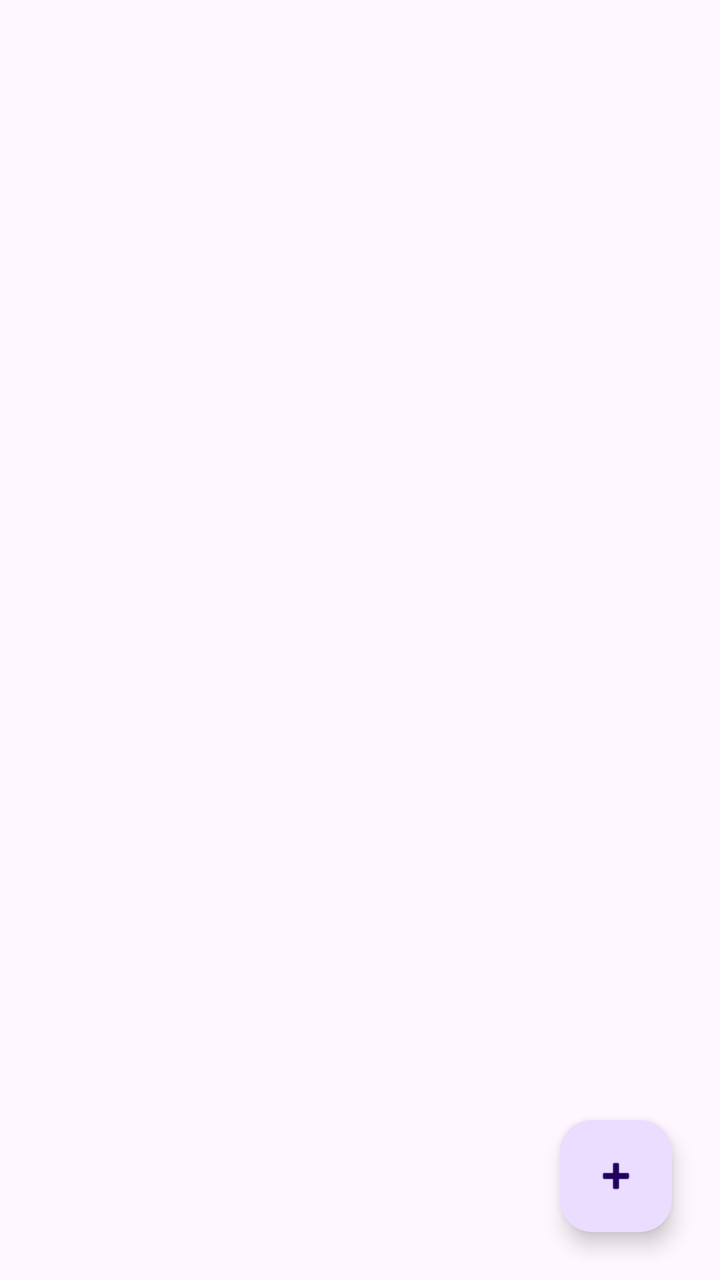
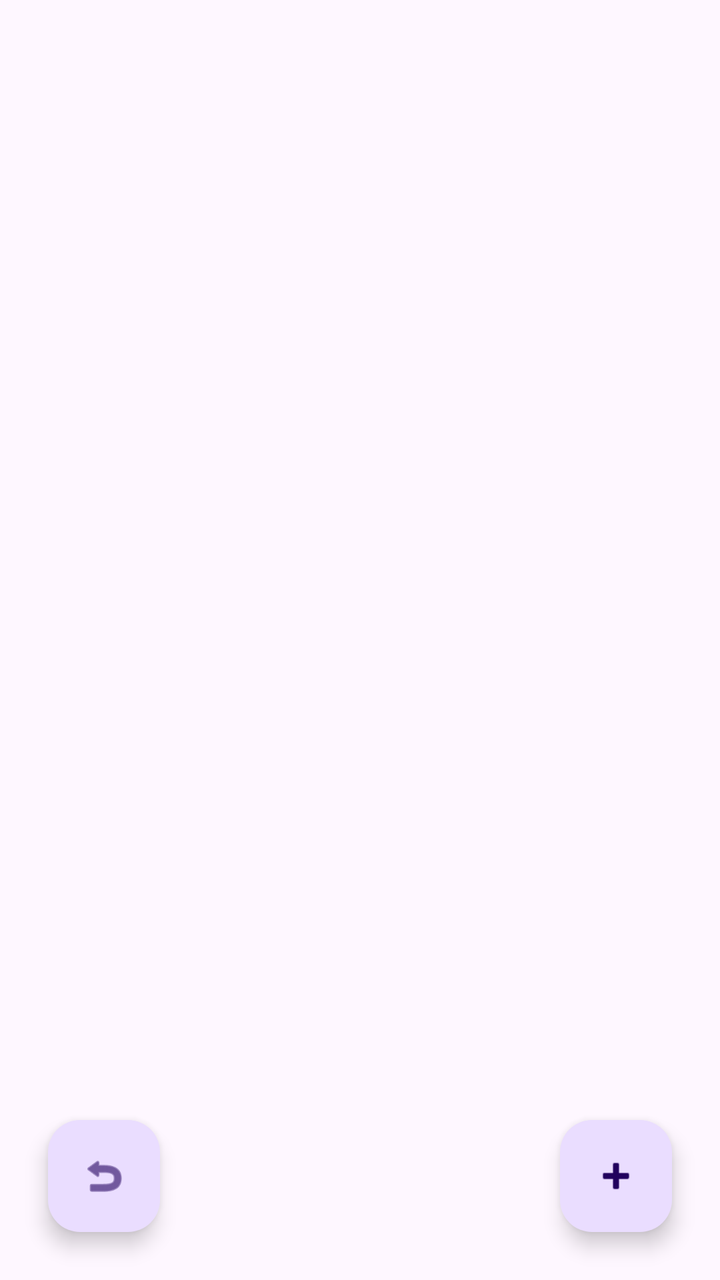

Two renders of the same Android screen: before a commit and after it. Below are the layout's source before the change and the commit's diff.
<!-- AndroidManifest.xml: application theme Theme.MyApplication123 -->
<!-- res/layout/activity_lista.xml -->
<?xml version="1.0" encoding="utf-8"?>
<androidx.coordinatorlayout.widget.CoordinatorLayout xmlns:android="http://schemas.android.com/apk/res/android"
    xmlns:app="http://schemas.android.com/apk/res-auto"
    android:id="@+id/listaLayout"
    android:layout_width="match_parent"
    android:layout_height="match_parent">

    <androidx.recyclerview.widget.RecyclerView
        android:id="@+id/rvRegistros"
        android:layout_width="match_parent"
        android:layout_height="match_parent"
        android:paddingVertical="8dp"
        android:clipToPadding="false" />

    <com.google.android.material.floatingactionbutton.FloatingActionButton
        android:id="@+id/fabAgregar"
        android:layout_width="wrap_content"
        android:layout_height="wrap_content"
        android:layout_gravity="bottom|end"
        android:layout_margin="24dp"
        android:contentDescription="Agregar registro"
        app:srcCompat="@android:drawable/ic_input_add" />

</androidx.coordinatorlayout.widget.CoordinatorLayout>
<!-- resources referenced by this layout -->
<resources>
  <style name="Theme.MyApplication123" parent="Base.Theme.MyApplication123" />
  <style name="Base.Theme.MyApplication123" parent="Theme.Material3.DayNight.NoActionBar">
          
          
      </style>
</resources>

<!-- the commit's change to res/layout/activity_lista.xml (unified diff, before → after) -->
@@ -13,6 +13,15 @@
         android:clipToPadding="false" />
 
     <com.google.android.material.floatingactionbutton.FloatingActionButton
+        android:id="@+id/fabVolver"
+        android:layout_width="wrap_content"
+        android:layout_height="wrap_content"
+        android:layout_gravity="bottom|start"
+        android:layout_margin="24dp"
+        android:contentDescription="Volver"
+        app:srcCompat="@android:drawable/ic_menu_revert" />
+
+    <com.google.android.material.floatingactionbutton.FloatingActionButton
         android:id="@+id/fabAgregar"
         android:layout_width="wrap_content"
         android:layout_height="wrap_content"
